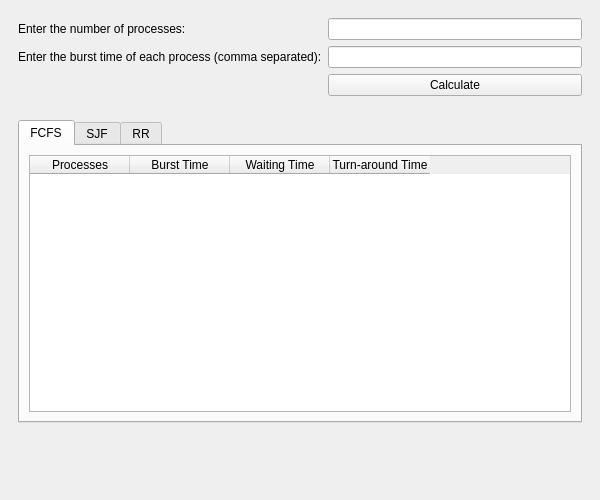
The window that GUI/app.ui (RheaAdh/OSMiniProject) describes before a commit, drawn with Qt 5.
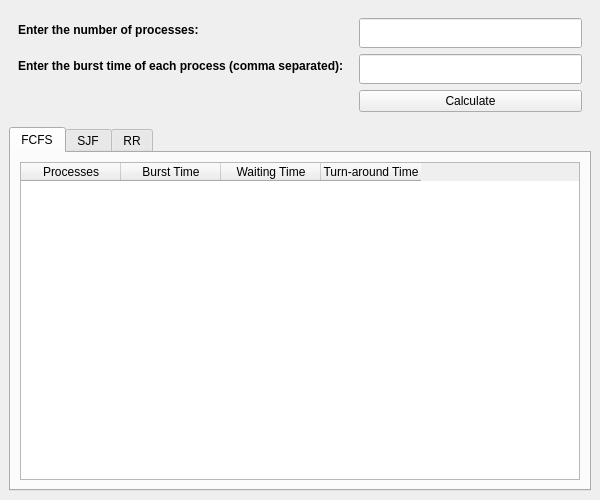
The same window after the commit.

What changed in the file:
```diff
--- a/GUI/app.ui
+++ b/GUI/app.ui
@@ -10,36 +10,94 @@
     <height>500</height>
    </rect>
   </property>
+  <property name="minimumSize">
+   <size>
+    <width>600</width>
+    <height>500</height>
+   </size>
+  </property>
+  <property name="maximumSize">
+   <size>
+    <width>600</width>
+    <height>500</height>
+   </size>
+  </property>
   <property name="windowTitle">
    <string>MainWindow</string>
   </property>
   <widget class="QWidget" name="centralwidget">
-   <layout class="QVBoxLayout" name="verticalLayout" stretch="1,6,1">
+   <layout class="QVBoxLayout" name="verticalLayout" stretch="1,6">
     <item>
      <widget class="QWidget" name="widget" native="true">
       <layout class="QFormLayout" name="formLayout">
+       <property name="horizontalSpacing">
+        <number>15</number>
+       </property>
        <item row="0" column="0">
         <widget class="QLabel" name="label">
+         <property name="font">
+          <font>
+           <pointsize>9</pointsize>
+           <weight>75</weight>
+           <bold>true</bold>
+          </font>
+         </property>
          <property name="text">
           <string>Enter the number of processes:</string>
          </property>
         </widget>
        </item>
        <item row="0" column="1">
-        <widget class="QLineEdit" name="numfield"/>
+        <widget class="QLineEdit" name="numfield">
+         <property name="minimumSize">
+          <size>
+           <width>0</width>
+           <height>30</height>
+          </size>
+         </property>
+         <property name="font">
+          <font>
+           <pointsize>9</pointsize>
+          </font>
+         </property>
+        </widget>
        </item>
        <item row="1" column="0">
         <widget class="QLabel" name="label_2">
+         <property name="font">
+          <font>
+           <pointsize>9</pointsize>
+           <weight>75</weight>
+           <bold>true</bold>
+          </font>
+         </property>
          <property name="text">
           <string>Enter the burst time of each process (comma separated):</string>
          </property>
         </widget>
        </item>
        <item row="1" column="1">
-        <widget class="QLineEdit" name="burstfield"/>
+        <widget class="QLineEdit" name="burstfield">
+         <property name="minimumSize">
+          <size>
+           <width>0</width>
+           <height>30</height>
+          </size>
+         </property>
+         <property name="font">
+          <font>
+           <pointsize>9</pointsize>
+          </font>
+         </property>
+        </widget>
        </item>
        <item row="2" column="1">
         <widget class="QPushButton" name="calculatebutton">
+         <property name="font">
+          <font>
+           <pointsize>9</pointsize>
+          </font>
+         </property>
          <property name="text">
           <string>Calculate</string>
          </property>
@@ -51,8 +109,27 @@
     <item>
      <widget class="QWidget" name="widget_2" native="true">
       <layout class="QHBoxLayout" name="horizontalLayout">
+       <property name="leftMargin">
+        <number>0</number>
+       </property>
+       <property name="topMargin">
+        <number>0</number>
+       </property>
+       <property name="rightMargin">
+        <number>0</number>
+       </property>
+       <property name="bottomMargin">
+        <number>0</number>
+       </property>
        <item>
         <widget class="QTabWidget" name="tabWidget">
+         <property name="font">
+          <font>
+           <pointsize>9</pointsize>
+           <weight>50</weight>
+           <bold>false</bold>
+          </font>
+         </property>
          <property name="currentIndex">
           <number>0</number>
          </property>
@@ -154,9 +231,6 @@
       </layout>
      </widget>
     </item>
-    <item>
-     <widget class="QWidget" name="widget_3" native="true"/>
-    </item>
    </layout>
   </widget>
  </widget>
```
